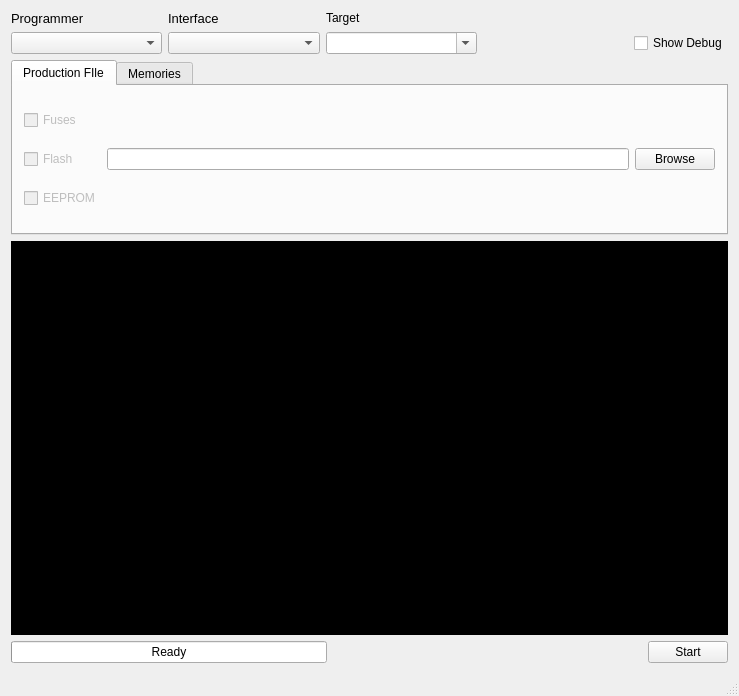
First picture: the form in mainwindow.ui, repository RuggedScience/atprogram-gui, before the edit.
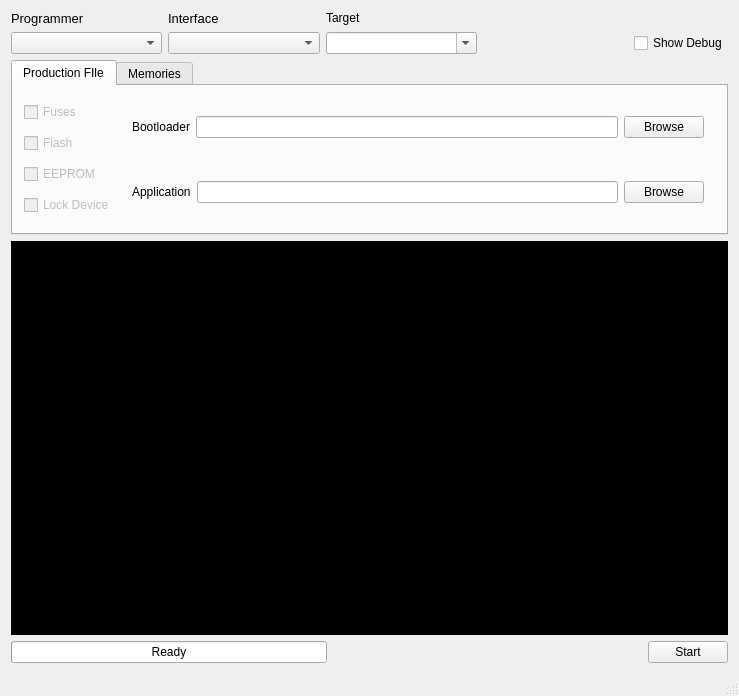
Second picture: the form after the edit.

Commit message:
Added  boot and app code qlines | Fixed relative path for atprogram.exe
- Added file browser for application code
- Added file browser for bootloader code
- Changed programing commands
- Fixed atprogram.exe path find

The edit to the form file:
```diff
--- a/mainwindow.ui
+++ b/mainwindow.ui
@@ -199,17 +199,79 @@
             </property>
            </widget>
           </item>
+          <item>
+           <widget class="QCheckBox" name="plockDevice">
+            <property name="enabled">
+             <bool>false</bool>
+            </property>
+            <property name="text">
+             <string>Lock Device</string>
+            </property>
+            <property name="checkable">
+             <bool>true</bool>
+            </property>
+            <property name="checked">
+             <bool>false</bool>
+            </property>
+           </widget>
+          </item>
          </layout>
         </item>
         <item>
-         <widget class="QLineEdit" name="pfileEdit"/>
-        </item>
-        <item>
-         <widget class="QPushButton" name="pfileBrowse">
-          <property name="text">
-           <string>Browse</string>
-          </property>
-         </widget>
+         <layout class="QVBoxLayout" name="verticalLayout_3">
+          <item>
+           <widget class="QFrame" name="horizontalFrame_2">
+            <layout class="QHBoxLayout" name="horizontalLayout_7">
+             <item>
+              <widget class="QLabel" name="labelBootCode">
+               <property name="text">
+                <string>Bootloader</string>
+               </property>
+              </widget>
+             </item>
+             <item>
+              <widget class="QLineEdit" name="pBootEdit"/>
+             </item>
+             <item>
+              <widget class="QPushButton" name="pBootBrowse">
+               <property name="text">
+                <string>Browse</string>
+               </property>
+              </widget>
+             </item>
+            </layout>
+           </widget>
+          </item>
+          <item>
+           <widget class="QFrame" name="horizontalFrame">
+            <layout class="QHBoxLayout" name="horizontalLayout_2">
+             <item>
+              <widget class="QLabel" name="labelApp">
+               <property name="sizePolicy">
+                <sizepolicy hsizetype="Minimum" vsizetype="Fixed">
+                 <horstretch>0</horstretch>
+                 <verstretch>0</verstretch>
+                </sizepolicy>
+               </property>
+               <property name="text">
+                <string>Application</string>
+               </property>
+              </widget>
+             </item>
+             <item>
+              <widget class="QLineEdit" name="pAppEdit"/>
+             </item>
+             <item>
+              <widget class="QPushButton" name="pAppBrowse">
+               <property name="text">
+                <string>Browse</string>
+               </property>
+              </widget>
+             </item>
+            </layout>
+           </widget>
+          </item>
+         </layout>
         </item>
        </layout>
       </widget>
```
Left out of the diff: 3 changed lines with no effect on the pictures. The commit also changes 2 other files.
